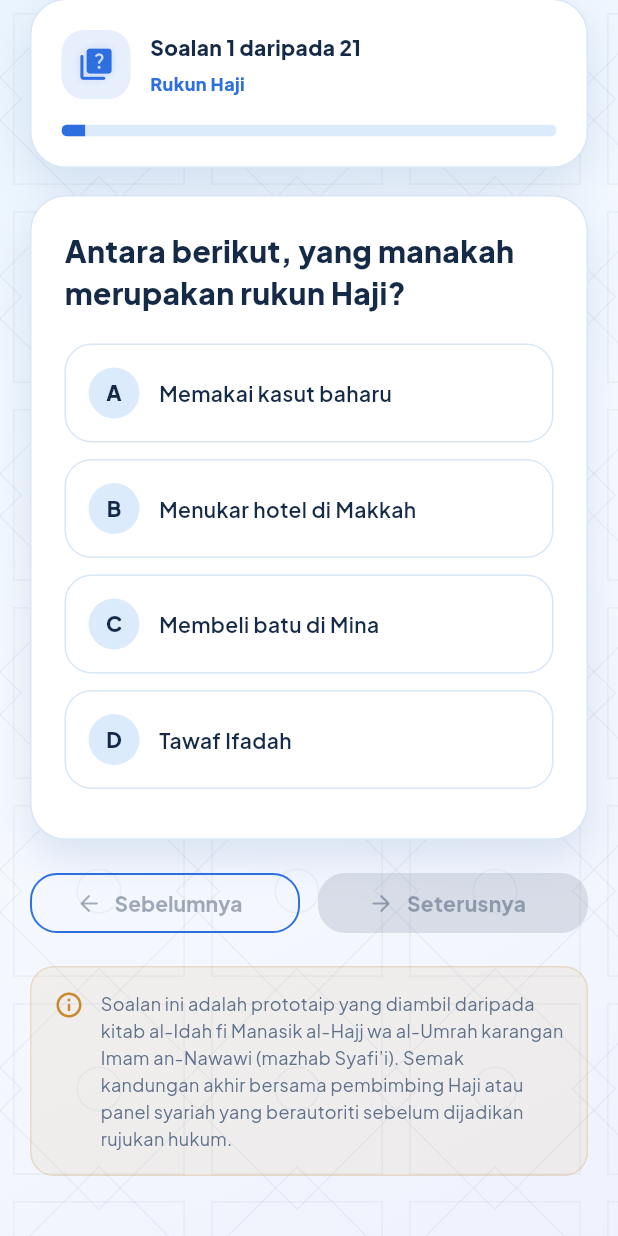
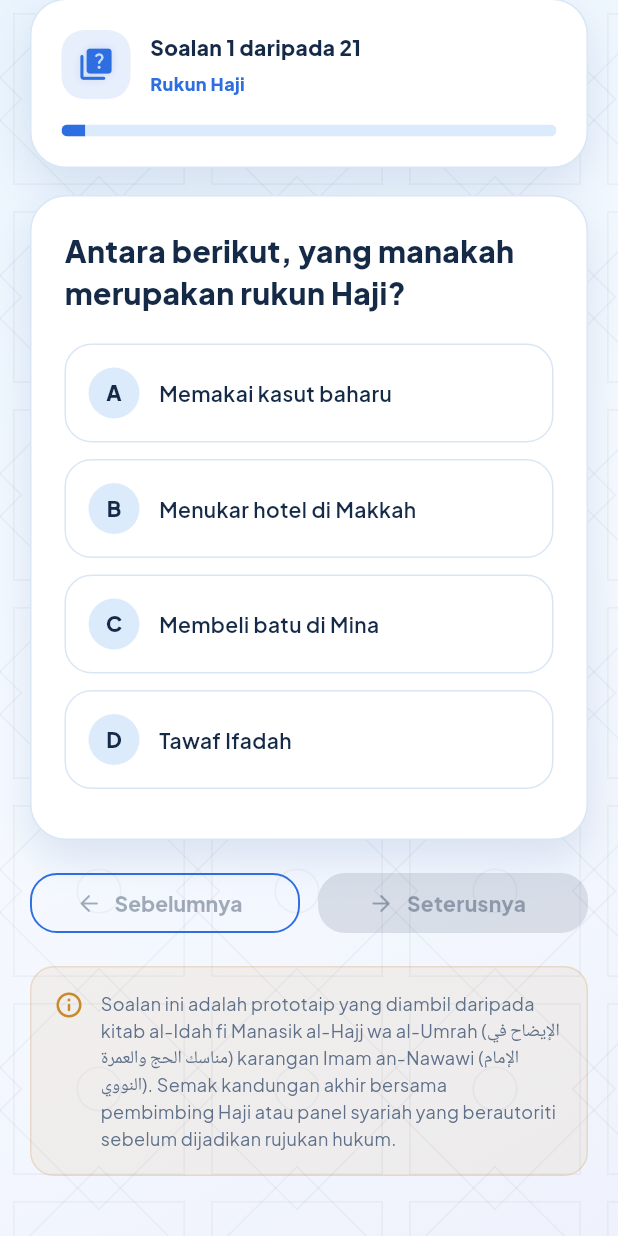
Before and after one commit to muzzammilKIAS/aplikasi_haji_pintar, a Flutter app: the FinalAssessmentScreen screen opened directly, scrolled down 89 dp, on a phone screen of 412 x 824 dp. Run offline on Flutter 3.47's test engine with Material 3 defaults, Android fonts, the phone set to English and light mode, and no system bars; our stand-ins replace flutter_map, google_fonts, hijri, hive_ce_flutter, latlong2, pdf and 1 more; accounts and stored records are empty; project files that could hold a hidden picture were left out.

Commit message:
Tambah transliterasi & skrip Arab pada notis prototaip
- Selaraskan istilah 'muharramat / محظورات' pada modul Haji & penilaian
- Tambah tajuk kitab al-Idah dan nama Imam an-Nawawi dalam skrip Arab
- pada notis prototaip (splash, panduan Haji & Umrah, modul pembelajaran, penilaian akhir)

```diff
--- a/lib/final_assessment_screen.dart
+++ b/lib/final_assessment_screen.dart
@@ -159,7 +159,7 @@ class _FinalAssessmentScreenState extends State<FinalAssessmentScreen> {
     AssessmentQuestion(
       topic: 'Larangan Ihram',
       question:
-          'Berapakah jumlah kategori larangan ihram (محظورات) yang disebutkan dalam kitab-kitab fiqh manasik?',
+          'Berapakah jumlah kategori larangan ihram (muharramat / محظورات) yang disebutkan dalam kitab-kitab fiqh manasik?',
       options: <String>[
         'Tujuh',
         'Tiga',
@@ -1332,9 +1332,9 @@ class _AssessmentNotice extends StatelessWidget {
           Expanded(
             child: Text(
               'Soalan ini adalah prototaip yang diambil '
-              'daripada kitab al-Idah fi Manasik al-Hajj wa '
-              'al-Umrah karangan Imam an-Nawawi (mazhab '
-              'Syafi’i). Semak kandungan akhir bersama '
+              'daripada kitab al-Idah fi Manasik al-Hajj wa al-Umrah '
+              '(الإيضاح في مناسك الحج والعمرة) karangan Imam an-Nawawi '
+              '(الإمام النووي). Semak kandungan akhir bersama '
               'pembimbing Haji atau panel syariah yang '
               'berautoriti sebelum dijadikan rujukan hukum.',
               style: TextStyle(
--- a/lib/hajj_guide_screen.dart
+++ b/lib/hajj_guide_screen.dart
@@ -776,7 +776,7 @@ class _HajjGuideScreenState extends State<HajjGuideScreen> {
           'akibat uzur — mencukur kepala kerana sakit — yang membolehkan '
           'jemaah memilih antara menyembelih, bersedekah kepada enam '
           'orang miskin, atau berpuasa tiga hari). Setiap larangan '
-          'ihram (محظورات) yang dilanggar mempunyai kifaratnya yang '
+          'ihram (muharramat / محظورات) yang dilanggar mempunyai kifaratnya yang '
           'tersendiri mengikut jenis pelanggaran — sama ada memakai '
           'pakaian berjahit, memotong kuku, memburu, atau melakukan '
           'hubungan suami isteri sebelum tahallul awal, yang membawa '
@@ -966,7 +966,7 @@ class _HajjGuideScreenState extends State<HajjGuideScreen> {
 /// menggunakan struktur data ([HajjGuideStepData], [GuideDua]), skrin
 /// perincian ([HajjGuideDetailScreen]) dan widget-widget (`_TimelineStep`,
 /// `_GuideProgressCard`, `_GuidePrototypeNotice`) yang sama seperti modul
-/// Haji, selaras dengan Bab 4 (العمرة) kitab al-Idah karangan Imam
+/// Haji, selaras dengan Bab 4 (al-Umrah / العمرة) kitab al-Idah karangan Imam
 /// an-Nawawi.
 class UmrahGuideScreen extends StatefulWidget {
   const UmrahGuideScreen({required this.guideBox, super.key});
@@ -2286,9 +2286,9 @@ class _GuidePrototypeNotice extends StatelessWidget {
           Expanded(
             child: Text(
               'Panduan ini adalah prototaip yang diambil '
-              'daripada kitab al-Idah fi Manasik al-Hajj wa '
-              'al-Umrah karangan Imam an-Nawawi (mazhab '
-              'Syafi’i). Urutan dan hukum akhir hendaklah '
+              'daripada kitab al-Idah fi Manasik al-Hajj wa al-Umrah '
+              '(الإيضاح في مناسك الحج والعمرة) karangan Imam an-Nawawi '
+              '(الإمام النووي). Urutan dan hukum akhir hendaklah '
               'disemak bersama pembimbing Haji atau panel '
               'syariah yang berautoriti sebelum dijadikan '
               'rujukan hukum.',
--- a/lib/learning_module_screen.dart
+++ b/lib/learning_module_screen.dart
@@ -2133,9 +2133,9 @@ class _PrototypeNotice extends StatelessWidget {
           Expanded(
             child: Text(
               'Kandungan ini adalah prototaip yang diambil '
-              'daripada kitab al-Idah fi Manasik al-Hajj wa '
-              'al-Umrah karangan Imam an-Nawawi (mazhab '
-              'Syafi’i). Semak kandungan akhir bersama '
+              'daripada kitab al-Idah fi Manasik al-Hajj wa al-Umrah '
+              '(الإيضاح في مناسك الحج والعمرة) karangan Imam an-Nawawi '
+              '(الإمام النووي). Semak kandungan akhir bersama '
               'pembimbing Haji atau panel syariah yang '
               'berautoriti sebelum dijadikan rujukan hukum.',
               style: TextStyle(
--- a/lib/splash_screen.dart
+++ b/lib/splash_screen.dart
@@ -636,8 +636,9 @@ class _DisclaimerDialog extends StatelessWidget {
                 Text(
                   'Haji Pintar ialah sebuah prototaip aplikasi pembelajaran '
                   'yang dibangunkan secara bebas berasaskan kitab al-Idah '
-                  'fi Manasik al-Hajj wa al-Umrah karangan Imam an-Nawawi '
-                  '(mazhab Syafi’i).\n\n'
+                  'fi Manasik al-Hajj wa al-Umrah '
+                  '(الإيضاح في مناسك الحج والعمرة) karangan Imam an-Nawawi '
+                  '(الإمام النووي).\n\n'
                   'Aplikasi ini bukan aplikasi rasmi, produk rasmi atau '
                   'platform yang diperakui oleh mana-mana agensi '
                   'pengelola Haji.\n\n'
```
